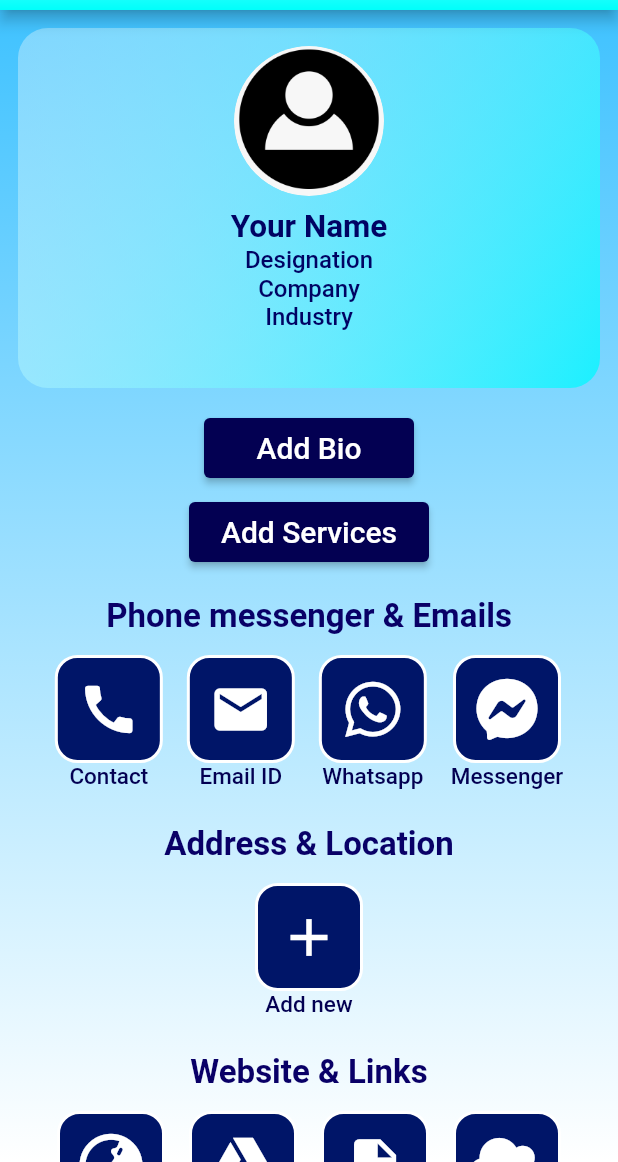
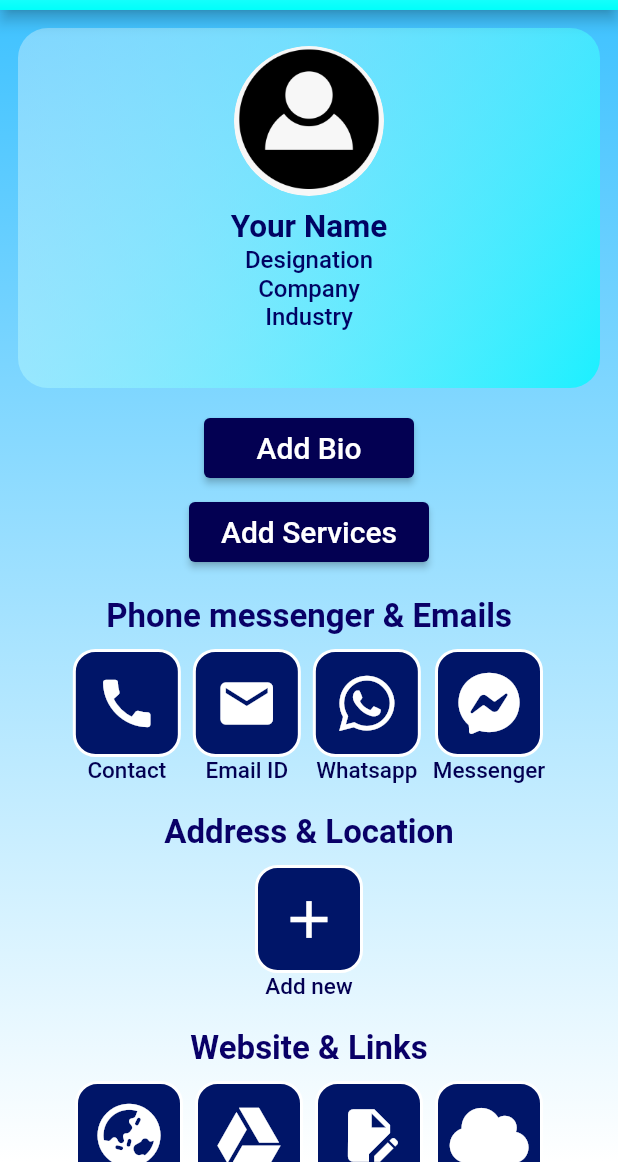
Before and after one commit to harshj-1703/MU-CARD-APP, a Flutter app: the CreateBusinessProfile screen opened directly, on a phone screen of 412 x 824 dp, the part 74-1236 px from its top. Run offline on Flutter 3.47's test engine with Material 2 defaults, Android fonts, the phone set to English and light mode, and no system bars; our stand-ins replace carousel_slider, flutter_otp_text_field, font_awesome_flutter, image_picker, intl_phone_number_input; missing offline and left inert: flutter_share, qr_code_scanner; Roboto replaces fonts that are missing (Times New Roman).

Commit message:
update-19-03-2023

```diff
--- a/lib/createbusinessprofile.dart
+++ b/lib/createbusinessprofile.dart
@@ -186,7 +186,7 @@ class _CreateBusinessProfileState extends State<CreateBusinessProfile>
                           style: TextStyle(
                               color: Color.fromARGB(255, 0, 15, 178),
                               fontFamily: 'Times New Roman',
-                              fontSize: 27),
+                              fontSize: 24),
                         ),
                       ),
                       Expanded(child: Container()),
@@ -357,7 +357,7 @@ class _CreateBusinessProfileState extends State<CreateBusinessProfile>
                           style: TextStyle(
                               color: Color.fromARGB(255, 0, 15, 178),
                               fontFamily: 'Times New Roman',
-                              fontSize: 27),
+                              fontSize: 24),
                         ),
                       ),
                       Expanded(child: Container()),
@@ -473,7 +473,7 @@ class _CreateBusinessProfileState extends State<CreateBusinessProfile>
                           style: TextStyle(
                               color: Color.fromARGB(255, 0, 15, 178),
                               fontFamily: 'Times New Roman',
-                              fontSize: 27),
+                              fontSize: 24),
                         ),
                       ),
                       Expanded(child: Container()),
@@ -589,7 +589,7 @@ class _CreateBusinessProfileState extends State<CreateBusinessProfile>
                           style: TextStyle(
                               color: Color.fromARGB(255, 0, 15, 178),
                               fontFamily: 'Times New Roman',
-                              fontSize: 27),
+                              fontSize: 24),
                         ),
                       ),
                       Expanded(child: Container()),
@@ -705,7 +705,7 @@ class _CreateBusinessProfileState extends State<CreateBusinessProfile>
                           style: TextStyle(
                               color: Color.fromARGB(255, 0, 15, 178),
                               fontFamily: 'Times New Roman',
-                              fontSize: 27),
+                              fontSize: 24),
                         ),
                       ),
                       Expanded(child: Container()),
@@ -821,7 +821,7 @@ class _CreateBusinessProfileState extends State<CreateBusinessProfile>
                           style: TextStyle(
                               color: Color.fromARGB(255, 0, 15, 178),
                               fontFamily: 'Times New Roman',
-                              fontSize: 27),
+                              fontSize: 24),
                         ),
                       ),
                       Expanded(child: Container()),
@@ -937,7 +937,7 @@ class _CreateBusinessProfileState extends State<CreateBusinessProfile>
                           style: TextStyle(
                               color: Color.fromARGB(255, 0, 15, 178),
                               fontFamily: 'Times New Roman',
-                              fontSize: 27),
+                              fontSize: 24),
                         ),
                       ),
                       Expanded(child: Container()),
@@ -1053,7 +1053,7 @@ class _CreateBusinessProfileState extends State<CreateBusinessProfile>
                           style: TextStyle(
                               color: Color.fromARGB(255, 0, 15, 178),
                               fontFamily: 'Times New Roman',
-                              fontSize: 27),
+                              fontSize: 24),
                         ),
                       ),
                       Expanded(child: Container()),
@@ -1243,7 +1243,7 @@ class _CreateBusinessProfileState extends State<CreateBusinessProfile>
                           style: TextStyle(
                               color: Color.fromARGB(255, 0, 15, 178),
                               fontFamily: 'Times New Roman',
-                              fontSize: 27),
+                              fontSize: 24),
                         ),
                       ),
                       Expanded(child: Container()),
@@ -1359,7 +1359,7 @@ class _CreateBusinessProfileState extends State<CreateBusinessProfile>
                           style: TextStyle(
                               color: Color.fromARGB(255, 0, 15, 178),
                               fontFamily: 'Times New Roman',
-                              fontSize: 27),
+                              fontSize: 24),
                         ),
                       ),
                       Expanded(child: Container()),
@@ -1475,7 +1475,7 @@ class _CreateBusinessProfileState extends State<CreateBusinessProfile>
                           style: TextStyle(
                               color: Color.fromARGB(255, 0, 15, 178),
                               fontFamily: 'Times New Roman',
-                              fontSize: 27),
+                              fontSize: 24),
                         ),
                       ),
                       Expanded(child: Container()),
@@ -1591,7 +1591,7 @@ class _CreateBusinessProfileState extends State<CreateBusinessProfile>
                           style: TextStyle(
                               color: Color.fromARGB(255, 0, 15, 178),
                               fontFamily: 'Times New Roman',
-                              fontSize: 27),
+                              fontSize: 24),
                         ),
                       ),
                       Expanded(child: Container()),
@@ -1707,7 +1707,7 @@ class _CreateBusinessProfileState extends State<CreateBusinessProfile>
                           style: TextStyle(
                               color: Color.fromARGB(255, 0, 15, 178),
                               fontFamily: 'Times New Roman',
-                              fontSize: 27),
+                              fontSize: 24),
                         ),
                       ),
                       Expanded(child: Container()),
@@ -1823,7 +1823,7 @@ class _CreateBusinessProfileState extends State<CreateBusinessProfile>
                           style: TextStyle(
                               color: Color.fromARGB(255, 0, 15, 178),
                               fontFamily: 'Times New Roman',
-                              fontSize: 27),
+                              fontSize: 24),
                         ),
                       ),
                       Expanded(child: Container()),
@@ -1939,7 +1939,7 @@ class _CreateBusinessProfileState extends State<CreateBusinessProfile>
                           style: TextStyle(
                               color: Color.fromARGB(255, 0, 15, 178),
                               fontFamily: 'Times New Roman',
-                              fontSize: 27),
+                              fontSize: 24),
                         ),
                       ),
                       Expanded(child: Container()),
@@ -2055,7 +2055,7 @@ class _CreateBusinessProfileState extends State<CreateBusinessProfile>
                           style: TextStyle(
                               color: Color.fromARGB(255, 0, 15, 178),
                               fontFamily: 'Times New Roman',
-                              fontSize: 27),
+                              fontSize: 24),
                         ),
                       ),
                       Expanded(child: Container()),
@@ -2171,7 +2171,7 @@ class _CreateBusinessProfileState extends State<CreateBusinessProfile>
                           style: TextStyle(
                               color: Color.fromARGB(255, 0, 15, 178),
                               fontFamily: 'Times New Roman',
-                              fontSize: 27),
+                              fontSize: 24),
                         ),
                       ),
                       Expanded(child: Container()),
@@ -2287,7 +2287,7 @@ class _CreateBusinessProfileState extends State<CreateBusinessProfile>
                           style: TextStyle(
                               color: Color.fromARGB(255, 0, 15, 178),
                               fontFamily: 'Times New Roman',
-                              fontSize: 27),
+                              fontSize: 24),
                         ),
                       ),
                       Expanded(child: Container()),
@@ -2403,7 +2403,7 @@ class _CreateBusinessProfileState extends State<CreateBusinessProfile>
                           style: TextStyle(
                               color: Color.fromARGB(255, 0, 15, 178),
                               fontFamily: 'Times New Roman',
-                              fontSize: 27),
+                              fontSize: 24),
                         ),
                       ),
                       Expanded(child: Container()),
@@ -2519,7 +2519,7 @@ class _CreateBusinessProfileState extends State<CreateBusinessProfile>
                           style: TextStyle(
                               color: Color.fromARGB(255, 0, 15, 178),
                               fontFamily: 'Times New Roman',
-                              fontSize: 27),
+                              fontSize: 24),
                         ),
                       ),
                       Expanded(child: Container()),
@@ -2635,7 +2635,7 @@ class _CreateBusinessProfileState extends State<CreateBusinessProfile>
                           style: TextStyle(
                               color: Color.fromARGB(255, 0, 15, 178),
                               fontFamily: 'Times New Roman',
-                              fontSize: 27),
+                              fontSize: 24),
                         ),
                       ),
                       Expanded(child: Container()),
@@ -2947,7 +2947,7 @@ class _CreateBusinessProfileState extends State<CreateBusinessProfile>
                 mainAxisAlignment: MainAxisAlignment.center,
                 children: [
                   Padding(
-                    padding: const EdgeInsets.all(8),
+                    padding: const EdgeInsets.all(4),
                     child: InkWell(
                       onTap: () {
                         // _addContacts();
@@ -2987,7 +2987,7 @@ class _CreateBusinessProfileState extends State<CreateBusinessProfile>
                     ),
                   ),
                   Padding(
-                    padding: const EdgeInsets.all(8),
+                    padding: const EdgeInsets.all(4),
                     child: InkWell(
                       onTap: () {
                         Navigator.pushAndRemoveUntil(
@@ -3026,7 +3026,7 @@ class _CreateBusinessProfileState extends State<CreateBusinessProfile>
                     ),
                   ),
                   Padding(
-                    padding: const EdgeInsets.all(8),
+                    padding: const EdgeInsets.all(4),
                     child: InkWell(
                       onTap: () {
                         _addwhatsapp();
@@ -3060,7 +3060,7 @@ class _CreateBusinessProfileState extends State<CreateBusinessProfile>
                     ),
                   ),
                   Padding(
-                    padding: const EdgeInsets.all(8),
+                    padding: const EdgeInsets.all(4),
                     child: InkWell(
                       onTap: () {
                         _addMessenger();
@@ -3107,7 +3107,7 @@ class _CreateBusinessProfileState extends State<CreateBusinessProfile>
                 ),
               ),
               Padding(
-                padding: const EdgeInsets.all(8),
+                padding: const EdgeInsets.all(4),
                 child: InkWell(
                   onTap: () {
                     _addAddress(context);
@@ -3155,7 +3155,7 @@ class _CreateBusinessProfileState extends State<CreateBusinessProfile>
                 mainAxisAlignment: MainAxisAlignment.center,
                 children: [
                   Padding(
-                    padding: const EdgeInsets.all(8),
+                    padding: const EdgeInsets.all(4),
                     child: InkWell(
                       onTap: () {
                         _addWebsite();
@@ -3189,7 +3189,7 @@ class _CreateBusinessProfileState extends State<CreateBusinessProfile>
                     ),
                   ),
                   Padding(
-                    padding: const EdgeInsets.all(8),
+                    padding: const EdgeInsets.all(4),
                     child: InkWell(
                       onTap: () {
                         _addDrive();
@@ -3223,7 +3223,7 @@ class _CreateBusinessProfileState extends State<CreateBusinessProfile>
                     ),
                   ),
                   Padding(
-                    padding: const EdgeInsets.all(8),
+                    padding: const EdgeInsets.all(4),
                     child: InkWell(
                       onTap: () {
                         _addDocument();
@@ -3257,7 +3257,7 @@ class _CreateBusinessProfileState extends State<CreateBusinessProfile>
                     ),
                   ),
                   Padding(
-                    padding: const EdgeInsets.all(8),
+                    padding: const EdgeInsets.all(4),
                     child: InkWell(
                       onTap: () {
                         _addCloud();
@@ -3307,7 +3307,7 @@ class _CreateBusinessProfileState extends State<CreateBusinessProfile>
                 mainAxisAlignment: MainAxisAlignment.center,
                 children: [
                   Padding(
-                    padding: const EdgeInsets.all(8),
+                    padding: const EdgeInsets.all(4),
                     child: InkWell(
                       onTap: () {
                         _addSkype();
@@ -3341,7 +3341,7 @@ class _CreateBusinessProfileState extends State<CreateBusinessProfile>
                     ),
                   ),
                   Padding(
-                    padding: const EdgeInsets.all(8),
+                    padding: const EdgeInsets.all(4),
                     child: InkWell(
                       onTap: () {
                         _addTwitter();
@@ -3375,7 +3375,7 @@ class _CreateBusinessProfileState extends State<CreateBusinessProfile>
                     ),
                   ),
                   Padding(
-                    padding: const EdgeInsets.all(8),
+                    padding: const EdgeInsets.all(4),
                     child: InkWell(
                       onTap: () {
                         _addLinkedin();
@@ -3409,7 +3409,7 @@ class _CreateBusinessProfileState extends State<CreateBusinessProfile>
                     ),
                   ),
                   Padding(
-                    padding: const EdgeInsets.all(8),
+                    padding: const EdgeInsets.all(4),
                     child: InkWell(
                       onTap: () {
                         _addFacebook();
@@ -3448,7 +3448,7 @@ class _CreateBusinessProfileState extends State<CreateBusinessProfile>
                 mainAxisAlignment: MainAxisAlignment.center,
                 children: [
                   Padding(
-                    padding: const EdgeInsets.all(8),
+                    padding: const EdgeInsets.all(4),
                     child: InkWell(
                       onTap: () {
                         _addInstagram();
@@ -3498,7 +3498,7 @@ class _CreateBusinessProfileState extends State<CreateBusinessProfile>
                 mainAxisAlignment: MainAxisAlignment.center,
                 children: [
                   Padding(
-                    padding: const EdgeInsets.all(8),
+                    padding: const EdgeInsets.all(4),
                     child: InkWell(
                       onTap: () {
                         _addGpay();
@@ -3532,7 +3532,7 @@ class _CreateBusinessProfileState extends State<CreateBusinessProfile>
                     ),
                   ),
                   Padding(
-                    padding: const EdgeInsets.all(8),
+                    padding: const EdgeInsets.all(4),
                     child: InkWell(
                       onTap: () {
                         _addPaytm();
@@ -3582,7 +3582,7 @@ class _CreateBusinessProfileState extends State<CreateBusinessProfile>
                 mainAxisAlignment: MainAxisAlignment.center,
                 children: [
                   Padding(
-                    padding: const EdgeInsets.all(8),
+                    padding: const EdgeInsets.all(4),
                     child: InkWell(
                       onTap: () {
                         _addedu();
@@ -3616,7 +3616,7 @@ class _CreateBusinessProfileState extends State<CreateBusinessProfile>
                     ),
                   ),
                   Padding(
-                    padding: const EdgeInsets.all(8),
+                    padding: const EdgeInsets.all(4),
                     child: InkWell(
                       onTap: () {
                         _addExp();
@@ -3650,7 +3650,7 @@ class _CreateBusinessProfileState extends State<CreateBusinessProfile>
                     ),
                   ),
                   Padding(
-                    padding: const EdgeInsets.all(8),
+                    padding: const EdgeInsets.all(4),
                     child: InkWell(
                       onTap: () {
                         _addhobby();
@@ -3684,7 +3684,7 @@ class _CreateBusinessProfileState extends State<CreateBusinessProfile>
                     ),
                   ),
                   Padding(
-                    padding: const EdgeInsets.all(8),
+                    padding: const EdgeInsets.all(4),
                     child: InkWell(
                       onTap: () {
                         _addinfo();
--- a/lib/main.dart
+++ b/lib/main.dart
@@ -1,7 +1,5 @@
 import 'package:flutter/material.dart';
-import 'package:mu_card/startscreen.dart';
-import 'package:carousel_slider/carousel_slider.dart';
-
+import 'package:mu_card/login/loginscreen.dart';
 import 'dashboard.dart';
 
 void main() {
@@ -19,7 +17,7 @@ class MyApp extends StatelessWidget {
 
   @override
   Widget build(BuildContext context) {
-    return Dashboard(); //return to statefullwidget of MyScreen class
+    return LoginScreen(); //return to statefullwidget of MyScreen class
   }
 
   static of(BuildContext context) {}
```
Also changed, not shown: lib/addmobilenumbersbusiness.dart (+5 -6 lines).
